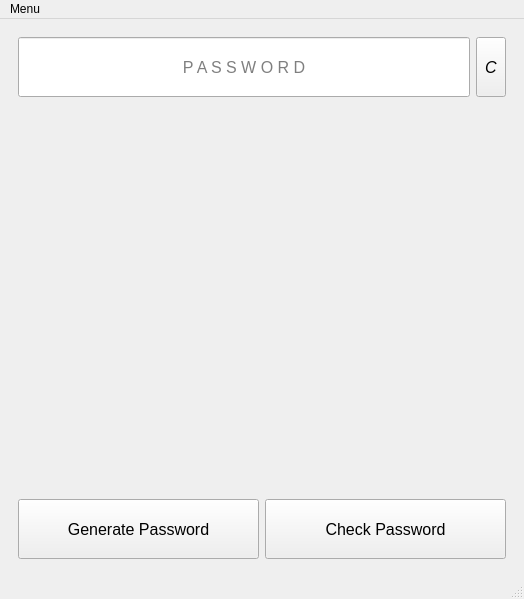
Qt form gui/home.ui (EnesUGR/PasswordGen) before a commit.
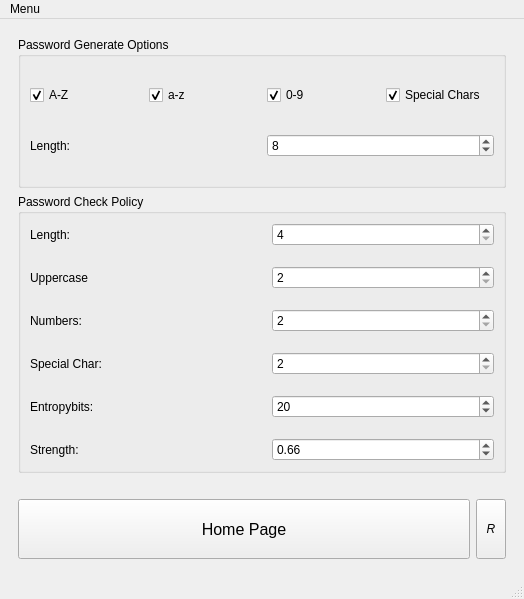
The same form after that commit. The open tabs and pages were chosen to show the change.

Commit message: Setings page added

Diff of the .ui file:
```diff
--- a/gui/home.ui
+++ b/gui/home.ui
@@ -589,6 +589,319 @@
         </item>
        </layout>
       </widget>
+      <widget class="QWidget" name="page_settings">
+       <layout class="QVBoxLayout" name="verticalLayout_7">
+        <item>
+         <widget class="QGroupBox" name="groupBox_1">
+          <property name="title">
+           <string>Password Generate Options</string>
+          </property>
+          <property name="flat">
+           <bool>true</bool>
+          </property>
+          <layout class="QVBoxLayout" name="verticalLayout_4">
+           <property name="spacing">
+            <number>10</number>
+           </property>
+           <property name="sizeConstraint">
+            <enum>QLayout::SetMinimumSize</enum>
+           </property>
+           <item>
+            <layout class="QHBoxLayout" name="horizontalLayout_3">
+             <item>
+              <widget class="QCheckBox" name="checkBox_AZ">
+               <property name="text">
+                <string>A-Z</string>
+               </property>
+               <property name="checked">
+                <bool>true</bool>
+               </property>
+              </widget>
+             </item>
+             <item>
+              <widget class="QCheckBox" name="checkBox_az">
+               <property name="text">
+                <string>a-z</string>
+               </property>
+               <property name="checked">
+                <bool>true</bool>
+               </property>
+              </widget>
+             </item>
+             <item>
+              <widget class="QCheckBox" name="checkBox_09">
+               <property name="text">
+                <string>0-9</string>
+               </property>
+               <property name="checked">
+                <bool>true</bool>
+               </property>
+              </widget>
+             </item>
+             <item>
+              <widget class="QCheckBox" name="checkBox_SpecialChars">
+               <property name="text">
+                <string>Special Chars</string>
+               </property>
+               <property name="checked">
+                <bool>true</bool>
+               </property>
+              </widget>
+             </item>
+            </layout>
+           </item>
+           <item>
+            <layout class="QHBoxLayout" name="horizontalLayout_4">
+             <item alignment="Qt::AlignLeft">
+              <widget class="QLabel" name="label_2">
+               <property name="text">
+                <string>Length:</string>
+               </property>
+              </widget>
+             </item>
+             <item>
+              <widget class="QSpinBox" name="spinBox_length">
+               <property name="minimum">
+                <number>4</number>
+               </property>
+               <property name="maximum">
+                <number>100</number>
+               </property>
+               <property name="value">
+                <number>8</number>
+               </property>
+              </widget>
+             </item>
+            </layout>
+           </item>
+          </layout>
+         </widget>
+        </item>
+        <item>
+         <widget class="QGroupBox" name="groupBox_2">
+          <property name="font">
+           <font>
+            <bold>false</bold>
+           </font>
+          </property>
+          <property name="title">
+           <string>Password Check Policy</string>
+          </property>
+          <property name="flat">
+           <bool>true</bool>
+          </property>
+          <layout class="QVBoxLayout" name="verticalLayout_5" stretch="0">
+           <property name="spacing">
+            <number>20</number>
+           </property>
+           <property name="sizeConstraint">
+            <enum>QLayout::SetDefaultConstraint</enum>
+           </property>
+           <item>
+            <layout class="QVBoxLayout" name="verticalLayout_6">
+             <item>
+              <layout class="QHBoxLayout" name="horizontalLayout_5">
+               <item>
+                <widget class="QLabel" name="label_14">
+                 <property name="text">
+                  <string>Length:</string>
+                 </property>
+                </widget>
+               </item>
+               <item>
+                <widget class="QSpinBox" name="spinBox_checkLength">
+                 <property name="minimum">
+                  <number>4</number>
+                 </property>
+                 <property name="maximum">
+                  <number>50</number>
+                 </property>
+                </widget>
+               </item>
+              </layout>
+             </item>
+             <item>
+              <layout class="QHBoxLayout" name="horizontalLayout_6">
+               <item>
+                <widget class="QLabel" name="label_15">
+                 <property name="text">
+                  <string>Uppercase</string>
+                 </property>
+                </widget>
+               </item>
+               <item>
+                <widget class="QSpinBox" name="spinBox_checkUppercase">
+                 <property name="minimum">
+                  <number>2</number>
+                 </property>
+                 <property name="maximum">
+                  <number>30</number>
+                 </property>
+                </widget>
+               </item>
+              </layout>
+             </item>
+             <item>
+              <layout class="QHBoxLayout" name="horizontalLayout_7">
+               <item>
+                <widget class="QLabel" name="label_16">
+                 <property name="text">
+                  <string>Numbers:</string>
+                 </property>
+                </widget>
+               </item>
+               <item>
+                <widget class="QSpinBox" name="spinBox_checkNumbers">
+                 <property name="minimum">
+                  <number>2</number>
+                 </property>
+                 <property name="maximum">
+                  <number>30</number>
+                 </property>
+                </widget>
+               </item>
+              </layout>
+             </item>
+             <item>
+              <layout class="QHBoxLayout" name="horizontalLayout_8">
+               <item>
+                <widget class="QLabel" name="label_17">
+                 <property name="text">
+                  <string>Special Char:</string>
+                 </property>
+                </widget>
+               </item>
+               <item>
+                <widget class="QSpinBox" name="spinBox_checkSpecial">
+                 <property name="minimum">
+                  <number>2</number>
+                 </property>
+                 <property name="maximum">
+                  <number>30</number>
+                 </property>
+                </widget>
+               </item>
+              </layout>
+             </item>
+             <item>
+              <layout class="QHBoxLayout" name="horizontalLayout_10">
+               <item>
+                <widget class="QLabel" name="label_18">
+                 <property name="toolTip">
+                  <string>Entropi bitleri, şifrenizin ne kadar çeşitliliğe sahip olduğunu tanımlayan bir kavramdır.</string>
+                 </property>
+                 <property name="text">
+                  <string>Entropybits:</string>
+                 </property>
+                </widget>
+               </item>
+               <item>
+                <widget class="QSpinBox" name="spinBox_checkEntropybits">
+                 <property name="toolTip">
+                  <string>Entropi bitleri, şifrenizin ne kadar çeşitliliğe sahip olduğunu tanımlayan bir kavramdır.</string>
+                 </property>
+                 <property name="whatsThis">
+                  <string/>
+                 </property>
+                 <property name="minimum">
+                  <number>2</number>
+                 </property>
+                 <property name="maximum">
+                  <number>30</number>
+                 </property>
+                 <property name="value">
+                  <number>20</number>
+                 </property>
+                </widget>
+               </item>
+              </layout>
+             </item>
+             <item>
+              <layout class="QHBoxLayout" name="horizontalLayout_9">
+               <item>
+                <widget class="QLabel" name="label_19">
+                 <property name="toolTip">
+                  <string>Entropi bitleri önemlidir, ancak anlaşılması zordur. Daha da iyi, daha sezgisel bir test, parolanın &quot;yeterince karmaşık&quot; olmasını gerektirmektir. Karmaşıklık, 0.00..0.99 aralığında bir sayıdır. İyi, güçlü şifreler 0,66'dan başlar.</string>
+                 </property>
+                 <property name="text">
+                  <string>Strength:</string>
+                 </property>
+                </widget>
+               </item>
+               <item>
+                <widget class="QDoubleSpinBox" name="spinBox_checkScore">
+                 <property name="toolTip">
+                  <string>Parolanızın Güç Sınırınızı Belirler. (Önerilen 0,66 Değiştirilmesi Önerilmez.)</string>
+                 </property>
+                 <property name="maximum">
+                  <double>1.000000000000000</double>
+                 </property>
+                 <property name="value">
+                  <double>0.660000000000000</double>
+                 </property>
+                </widget>
+               </item>
+              </layout>
+             </item>
+            </layout>
+           </item>
+          </layout>
+         </widget>
+        </item>
+        <item>
+         <layout class="QHBoxLayout" name="horizontalLayout_bottom">
+          <property name="topMargin">
+           <number>20</number>
+          </property>
+          <item>
+           <widget class="QPushButton" name="pushButton_gohome_2">
+            <property name="minimumSize">
+             <size>
+              <width>0</width>
+              <height>60</height>
+             </size>
+            </property>
+            <property name="font">
+             <font>
+              <pointsize>12</pointsize>
+             </font>
+            </property>
+            <property name="cursor">
+             <cursorShape>PointingHandCursor</cursorShape>
+            </property>
+            <property name="text">
+             <string>Home Page</string>
+            </property>
+           </widget>
+          </item>
+          <item>
+           <widget class="QToolButton" name="toolButton">
+            <property name="minimumSize">
+             <size>
+              <width>30</width>
+              <height>60</height>
+             </size>
+            </property>
+            <property name="font">
+             <font>
+              <italic>true</italic>
+             </font>
+            </property>
+            <property name="toolTip">
+             <string>Reset to default (Press R)</string>
+            </property>
+            <property name="text">
+             <string>R</string>
+            </property>
+            <property name="shortcut">
+             <string>R</string>
+            </property>
+           </widget>
+          </item>
+         </layout>
+        </item>
+       </layout>
+      </widget>
      </widget>
     </item>
    </layout>
```
Left out of the diff: 19 changed lines with no effect on the pictures. The commit also changes 2 other files.
